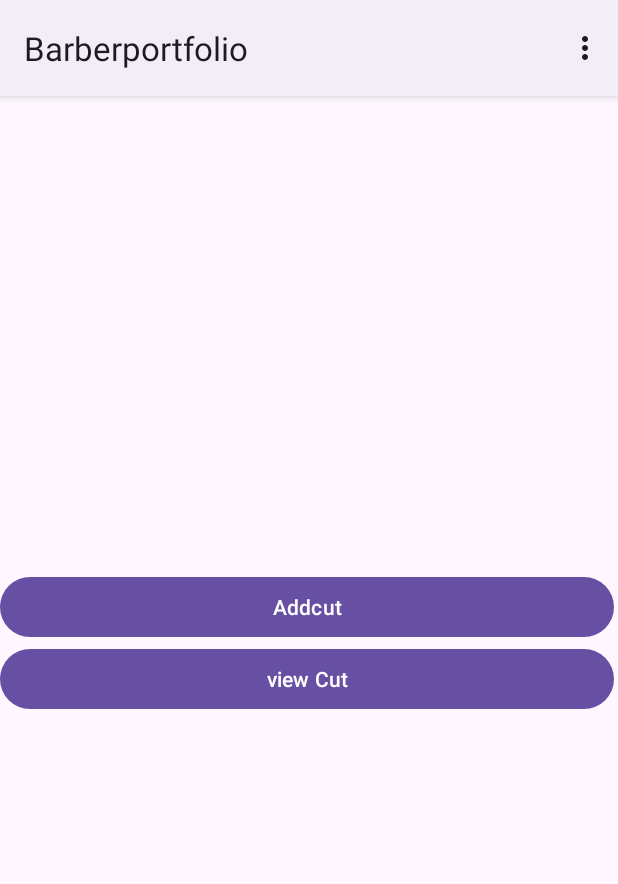
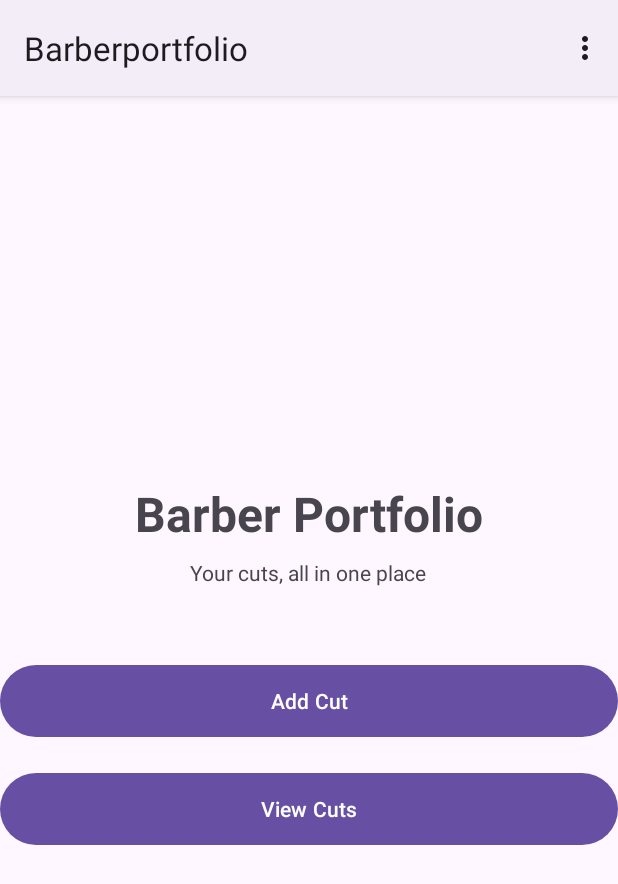
Before and after one commit to MichaelOgunn/barber-portfolio-android, an Android app: the screen it shows after launch (MainActivity), on a phone screen of 412 x 824 dp. Shown: the top 884 px of the screen. Run offline under Robolectric (Android 15) with nearby library versions, the phone set to English and light mode, and no system bars; our stand-ins replace Timber; 1 statement that could not run was skipped.

Commit message:
Centre menu screen and fix button labels (#9)

```diff
--- a/app/src/main/res/layout/activity_main.xml
+++ b/app/src/main/res/layout/activity_main.xml
@@ -1,31 +1,39 @@
 <?xml version="1.0" encoding="utf-8"?>
-<androidx.constraintlayout.widget.ConstraintLayout xmlns:android="http://schemas.android.com/apk/res/android"
-    xmlns:app="http://schemas.android.com/apk/res-auto"
-    xmlns:tools="http://schemas.android.com/tools"
+<LinearLayout xmlns:android="http://schemas.android.com/apk/res/android"
     android:id="@+id/main"
     android:layout_width="match_parent"
     android:layout_height="match_parent"
-    tools:context=".MainActivity">
-
-    <LinearLayout
-        android:layout_width="409dp"
-        android:layout_height="729dp"
     android:gravity="center"
     android:orientation="vertical"
-        tools:ignore="MissingConstraints"
-        tools:layout_editor_absoluteX="1dp"
-        tools:layout_editor_absoluteY="1dp">
+    android:padding="32dp">
+
+    <TextView
+        android:id="@+id/mainTitle"
+        android:layout_width="wrap_content"
+        android:layout_height="wrap_content"
+        android:text="Barber Portfolio"
+        android:textSize="32sp"
+        android:textStyle="bold" />
+
+    <TextView
+        android:layout_width="wrap_content"
+        android:layout_height="wrap_content"
+        android:layout_marginTop="8dp"
+        android:layout_marginBottom="48dp"
+        android:text="Your cuts, all in one place" />
 
     <Button
         android:id="@+id/addCutButton"
         android:layout_width="match_parent"
         android:layout_height="wrap_content"
-            android:text="Addcut" />
+        android:minHeight="56dp"
+        android:text="Add Cut" />
 
     <Button
-            android:id="@+id/viewCutButton"
+        android:id="@+id/viewCutsButton"
         android:layout_width="match_parent"
         android:layout_height="wrap_content"
-            android:text="view Cut" />
+        android:layout_marginTop="16dp"
+        android:minHeight="56dp"
+        android:text="View Cuts" />
 </LinearLayout>
-</androidx.constraintlayout.widget.ConstraintLayout>
```
Lines whose indentation alone changed are shown as unchanged.
